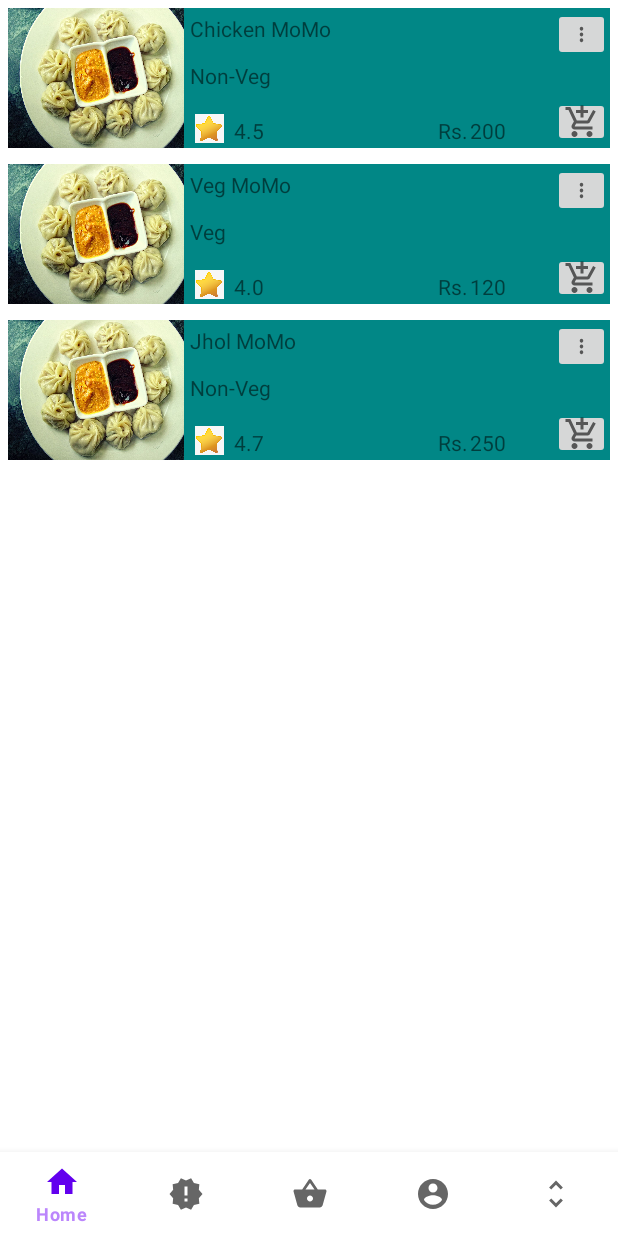
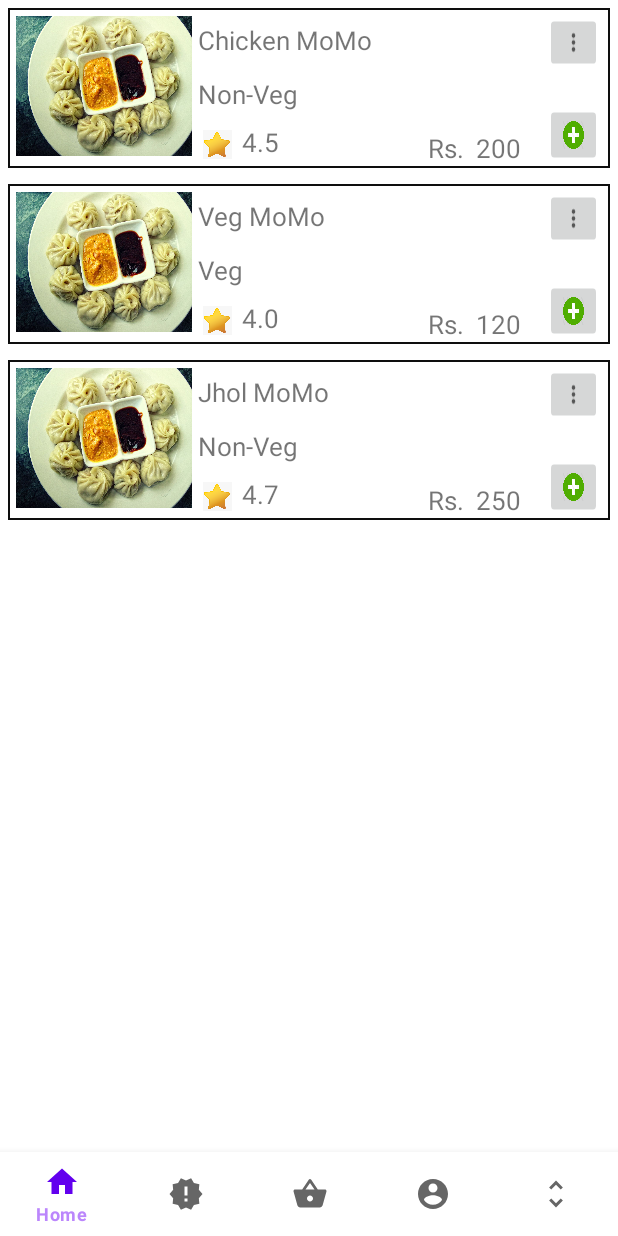
Before and after one commit to saugat0123/android, an Android app: the HomeFragment screen opened directly, with no data from a screen before it, on a phone screen of 412 x 824 dp. Run offline under Robolectric (Android 15) with nearby library versions, the phone set to English and light mode, and no system bars; our stand-ins replace CircleImageView; pictures from the network do not load.

Commit message:
Dashboard

```diff
--- /dev/null
+++ b/app/src/main/res/drawable/customborder.xml
@@ -0,0 +1,6 @@
+<?xml version="1.0" encoding="UTF-8"?>
+<shape xmlns:android="http://schemas.android.com/apk/res/android" android:shape="rectangle">
+    <corners android:radius="0dp"/>
+    <padding android:left="10dp" android:right="10dp" android:top="10dp" android:bottom="10dp"/>
+    <stroke android:width="1dp" android:color="#0E0E0E"/>
+</shape>
--- a/app/src/main/res/layout/dashboard_layout.xml
+++ b/app/src/main/res/layout/dashboard_layout.xml
@@ -4,7 +4,8 @@
     xmlns:app="http://schemas.android.com/apk/res-auto"
     xmlns:tools="http://schemas.android.com/tools"
     android:layout_margin="5dp"
-    android:background="@color/teal_700"
+    android:background="@drawable/customborder"
+    android:padding="5dp"
     android:layout_width="match_parent"
     android:layout_height="wrap_content">
 
@@ -25,6 +26,7 @@
         android:layout_marginStart="4dp"
         android:layout_marginTop="4dp"
         android:text="Item Name"
+        style="@style/customStyle"
         app:layout_constraintStart_toEndOf="@+id/itemImage"
         app:layout_constraintTop_toTopOf="parent"
         tools:ignore="RtlCompat" />
@@ -33,6 +35,7 @@
         android:id="@+id/tvItemType"
         android:layout_width="wrap_content"
         android:layout_height="wrap_content"
+        style="@style/customStyle"
         android:layout_marginStart="4dp"
         android:layout_marginTop="12dp"
         android:text="Item Type"
@@ -44,6 +47,7 @@
         android:layout_width="38dp"
         android:layout_height="35dp"
         android:scaleType="fitXY"
+        android:scaleY="1.2"
         app:layout_constraintEnd_toEndOf="parent"
         app:layout_constraintTop_toTopOf="parent"
         app:srcCompat="@drawable/dots"
@@ -54,29 +58,45 @@
         android:layout_width="38dp"
         android:layout_height="33dp"
         android:layout_marginTop="24dp"
+        android:scaleType="fitXY"
+        android:scaleY="1.4"
+        android:src="@drawable/add"
+        app:layout_constraintBottom_toBottomOf="parent"
         app:layout_constraintEnd_toEndOf="parent"
         app:layout_constraintTop_toBottomOf="@+id/btnDots"
-        app:srcCompat="@drawable/addtocart"
+        app:layout_constraintVertical_bias="1.0"
         tools:ignore="ContentDescription" />
 
     <TextView
         android:id="@+id/tvItemPrice"
-        android:layout_width="51dp"
-        android:layout_height="17dp"
-        android:layout_marginTop="72dp"
-        android:layout_marginEnd="4dp"
-        android:layout_marginRight="4dp"
+        style="@style/customStyle"
+        android:layout_width="wrap_content"
+        android:layout_height="19dp"
+        android:layout_marginTop="76dp"
+        android:layout_marginEnd="16dp"
         android:text="200"
         app:layout_constraintEnd_toStartOf="@+id/btnAddtoCart"
         app:layout_constraintTop_toTopOf="parent"
         tools:ignore="HardcodedText,RtlCompat,RtlHardcoded" />
+
+    <TextView
+        android:id="@+id/textView"
+        style="@style/customStyle"
+        android:layout_width="wrap_content"
+        android:layout_height="20dp"
+        android:layout_marginTop="76dp"
+        android:layout_marginEnd="8dp"
+        android:text="Rs."
+        app:layout_constraintEnd_toStartOf="@+id/tvItemPrice"
+        app:layout_constraintTop_toTopOf="parent"
+        tools:ignore="HardcodedText" />
 
     <ImageView
         android:id="@+id/imageView2"
         android:layout_width="25dp"
         android:layout_height="19dp"
         android:layout_marginStart="4dp"
-        android:layout_marginTop="16dp"
+        android:layout_marginTop="12dp"
         app:layout_constraintStart_toEndOf="@+id/itemImage"
         app:layout_constraintTop_toBottomOf="@+id/tvItemType"
         app:srcCompat="@drawable/star"
@@ -85,23 +105,14 @@
     <TextView
         android:id="@+id/tvItemRating"
         android:layout_width="wrap_content"
-        android:layout_height="19dp"
+        android:layout_height="wrap_content"
+        style="@style/customStyle"
         android:layout_marginStart="4dp"
         android:layout_marginTop="68dp"
         android:text="4.5"
         app:layout_constraintStart_toEndOf="@+id/imageView2"
         app:layout_constraintTop_toTopOf="@+id/tvItemName"
         tools:ignore="MissingConstraints" />
-
-    <TextView
-        android:id="@+id/textView"
-        android:layout_width="21dp"
-        android:layout_height="17dp"
-        android:layout_marginTop="72dp"
-        android:text="Rs."
-        app:layout_constraintEnd_toStartOf="@+id/tvItemPrice"
-        app:layout_constraintTop_toTopOf="parent"
-        tools:ignore="HardcodedText" />
 
     <!--    <RatingBar-->
 <!--        android:id="@+id/ratingBar"-->
--- a/app/src/main/res/values/themes.xml
+++ b/app/src/main/res/values/themes.xml
@@ -26,4 +26,8 @@
 <!--        <item name="minHeight">18dp</item>-->
 <!--        <item name="maxHeight">18dp</item>-->
 <!--    </style>-->
+
+    <style name="customStyle" >
+        <item name="android:textSize">17sp</item>
+    </style>
 </resources>
```
Also changed, not shown: app/src/main/res/drawable/add.jpg (added).
